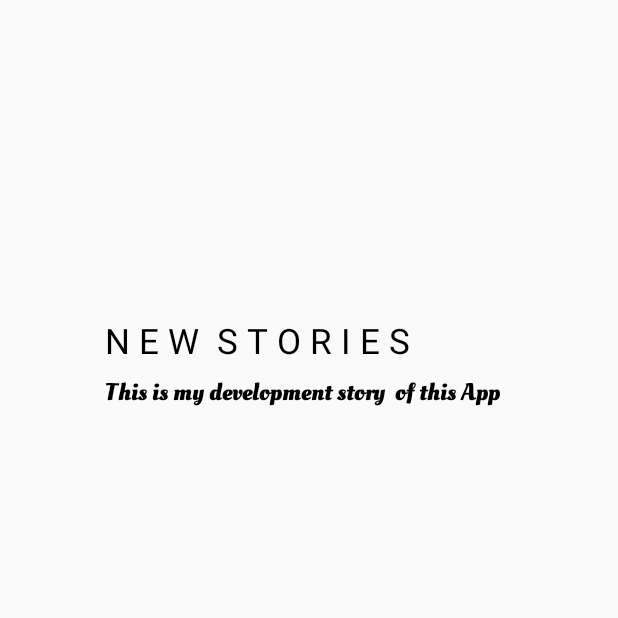
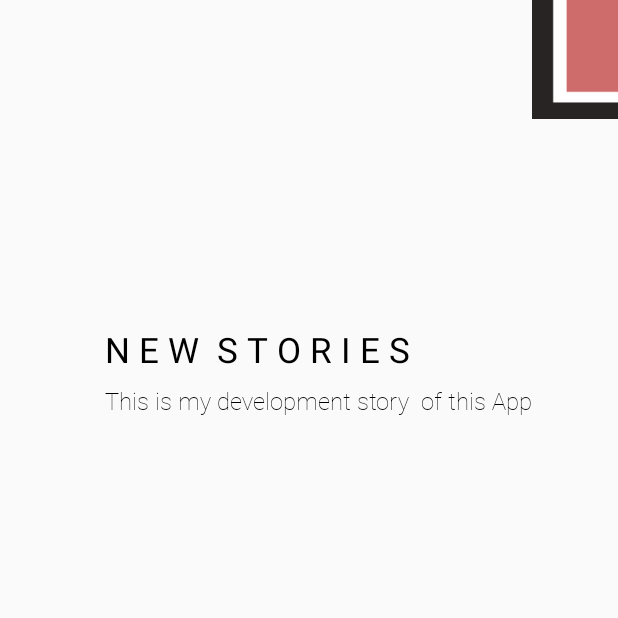
Before and after one commit to joyceHong0524/DearYou, an Android app: the MainActivity screen opened directly, with no data from a screen before it, on a phone screen of 412 x 824 dp, the top half of it. Run offline under Robolectric (Android 15) with nearby library versions, the phone set to English and light mode, and no system bars; 3 statements that could not run were skipped.

Commit message:
Migrated KOTLINgit status + MainActivity Design change Completed

```diff
--- a/app/build.gradle
+++ b/app/build.gradle
@@ -1,4 +1,6 @@
 apply plugin: 'com.android.application'
+apply plugin: 'kotlin-android-extensions'
+apply plugin: 'kotlin-android'
 
 android {
     compileSdkVersion 27
@@ -44,6 +46,10 @@ dependencies {
     testImplementation 'junit:junit:4.12'
     androidTestImplementation 'com.android.support.test:runner:1.0.2'
     androidTestImplementation 'com.android.support.test.espresso:espresso-core:3.0.2'
+    implementation "org.jetbrains.kotlin:kotlin-stdlib-jdk7:$kotlin_version"
 }
 
 apply plugin: 'com.google.gms.google-services'
+repositories {
+    mavenCentral()
+}
--- a/app/src/main/java/com/junga/dearyou/MainActivity.java
+++ b/app/src/main/java/com/junga/dearyou/MainActivity.java
@@ -92,8 +92,8 @@ public class MainActivity extends AppCompatActivity implements View.OnClickListe
     }
 
     private void setFont() {
-        fontLib.setFont(this, "oleo_script_bold", diaryName);
-        fontLib.setFont(this, "inconsolata", nickname);
+        fontLib.setFont(this, "roboto_thin", diaryName);
+        fontLib.setFont(this, "roboto_regular", nickname);
     }
 
     @Override
@@ -106,4 +106,5 @@ public class MainActivity extends AppCompatActivity implements View.OnClickListe
             backbuttonPressed++;
         }
     }
+
 }
--- a/app/src/main/res/layout/activity_new_main.xml
+++ b/app/src/main/res/layout/activity_new_main.xml
@@ -20,7 +20,7 @@
     <TextView
         android:id="@+id/diaryName"
         android:layout_width="wrap_content"
-        android:layout_height="44dp"
+        android:layout_height="wrap_content"
         android:layout_marginBottom="52dp"
 
         android:text="This is my development story
@@ -34,16 +34,12 @@
         android:id="@+id/nickname"
         android:layout_width="wrap_content"
         android:layout_height="wrap_content"
-        android:layout_marginStart="370dp"
         android:layout_marginTop="8dp"
-        android:layout_marginEnd="32dp"
         android:text="hi"
         android:textColor="@color/black"
         android:textSize="13sp"
-        app:layout_constraintEnd_toEndOf="parent"
-        app:layout_constraintHorizontal_bias="1.0"
-        app:layout_constraintStart_toStartOf="parent"
-        app:layout_constraintTop_toTopOf="parent" />
+        app:layout_constraintStart_toStartOf="@+id/guideline"
+        app:layout_constraintTop_toBottomOf="@+id/diaryName" />
 
     <android.support.constraint.Guideline
         android:id="@+id/guideline"
@@ -56,8 +52,17 @@
         android:id="@+id/recyclerView"
         android:layout_width="match_parent"
         android:layout_height="478dp"
+        android:layout_marginBottom="16dp"
         app:layout_constraintBottom_toBottomOf="parent"
         app:layout_constraintEnd_toEndOf="parent"
         app:layout_constraintHorizontal_bias="0.0"
         app:layout_constraintStart_toStartOf="parent" />
+
+    <ImageView
+        android:id="@+id/imageView2"
+        android:layout_width="wrap_content"
+        android:layout_height="wrap_content"
+        app:layout_constraintEnd_toEndOf="parent"
+        app:layout_constraintTop_toTopOf="parent"
+        app:srcCompat="@drawable/main_side" />
 </android.support.constraint.ConstraintLayout>
--- a/app/src/main/res/layout/row_diary_new.xml
+++ b/app/src/main/res/layout/row_diary_new.xml
@@ -40,7 +40,7 @@
         app:layout_constraintGuide_percent="0.2" />
 
     <ImageView
-        android:id="@+id/imageView"
+        android:id="@+id/circle"
         android:layout_width="0dp"
         android:layout_height="0dp"
         android:layout_marginStart="16dp"
@@ -65,7 +65,7 @@ MON"
         app:layout_constraintBottom_toBottomOf="parent"
         app:layout_constraintEnd_toStartOf="@+id/guideline2"
         app:layout_constraintStart_toStartOf="parent"
-        app:layout_constraintTop_toTopOf="@+id/imageView" />
+        app:layout_constraintTop_toTopOf="@+id/circle" />
 
     <View
         android:layout_width="250dp"
--- a/build.gradle
+++ b/build.gradle
@@ -1,6 +1,7 @@
 // Top-level build file where you can add configuration options common to all sub-projects/modules.
 
 buildscript {
+    ext.kotlin_version = '1.3.31'
     repositories {
         google()
         jcenter()
@@ -8,6 +9,7 @@ buildscript {
     dependencies {
         classpath 'com.android.tools.build:gradle:3.3.1'
         classpath 'com.google.gms:google-services:4.2.0'
+        classpath "org.jetbrains.kotlin:kotlin-gradle-plugin:$kotlin_version"
         // NOTE: Do not place your application dependencies here; they belong
         // in the individual module build.gradle files
     }
```
Also changed, not shown: app/src/main/java/com/junga/dearyou/MyDiaryAdapter.java (+16 -2 lines), app/src/main/java/com/junga/dearyou/lib/TimeLib.java (deleted, +0 -68 lines), app/src/main/java/com/junga/dearyou/lib/TimeLib.kt (added, +104 -0 lines), app/src/main/res/drawable/main_side.png (added).
